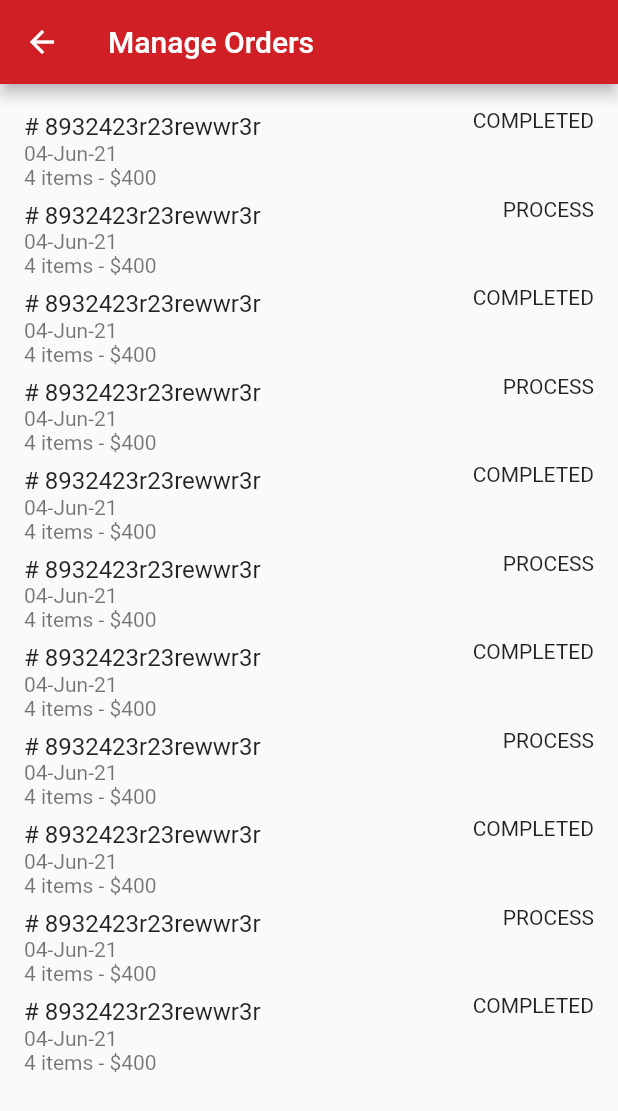
After one commit to KSLuisrh/flutter_ui_app, a Flutter app: the Orders screen opened directly, on a phone screen of 412 x 824 dp. The commit adds this screen. Shown: the top 1111 px of the screen. Run offline on Flutter 3.47's test engine with Material 2 defaults, Android fonts, the phone set to English and light mode, and no system bars; our stand-ins replace carousel_slider, get.

Commit message:
orders done

```diff
--- /dev/null
+++ b/lib/screens/orders.dart
@@ -0,0 +1,19 @@
+import 'package:flutter/material.dart';
+import 'package:ui_app/widgets/orders_list.dart';
+
+class Orders extends StatelessWidget {
+  const Orders({Key? key}) : super(key: key);
+
+  @override
+  Widget build(BuildContext context) {
+    return Scaffold(
+        appBar: AppBar(
+          title: Text(
+            'Manage Orders',
+            style: TextStyle(color: Colors.white),
+          ),
+          backgroundColor: Color(0xffD02025),
+        ),
+        body: OrdersList());
+  }
+}
--- a/lib/widgets/account_listview.dart
+++ b/lib/widgets/account_listview.dart
@@ -1,5 +1,6 @@
 import 'package:flutter/material.dart';
 import 'package:get/get.dart';
+import 'package:ui_app/screens/orders.dart';
 import 'package:ui_app/screens/profile.dart';
 
 class AccountListView extends StatelessWidget {
@@ -77,9 +78,14 @@ class AccountListView extends StatelessWidget {
               )
             ],
           ),
-          trailing: Icon(
-            Icons.arrow_forward,
-            color: Color(0xff021634),
+          trailing: GestureDetector(
+            child: Icon(
+              Icons.arrow_forward,
+              color: Color(0xff021634),
+            ),
+            onTap: () {
+              Get.to(Orders());
+            },
           ),
         ),
         ListTile(
--- /dev/null
+++ b/lib/widgets/orders_list.dart
@@ -0,0 +1,143 @@
+import 'package:flutter/material.dart';
+
+class OrdersList extends StatelessWidget {
+  const OrdersList({Key? key}) : super(key: key);
+
+  @override
+  Widget build(BuildContext context) {
+    return ListView(
+      children: [
+        SizedBox(
+          height: 15,
+        ),
+        ListTile(
+          title: Text('# 8932423r23rewwr3r'),
+          subtitle: Column(
+            crossAxisAlignment: CrossAxisAlignment.start,
+            children: [
+              Text('04-Jun-21'),
+              Text('4 items - \$400'),
+            ],
+          ),
+          trailing:
+              Container(height: double.infinity, child: Text('COMPLETED')),
+        ),
+        ListTile(
+          title: Text('# 8932423r23rewwr3r'),
+          subtitle: Column(
+            crossAxisAlignment: CrossAxisAlignment.start,
+            children: [
+              Text('04-Jun-21'),
+              Text('4 items - \$400'),
+            ],
+          ),
+          trailing: Container(height: double.infinity, child: Text('PROCESS')),
+        ),
+        ListTile(
+          title: Text('# 8932423r23rewwr3r'),
+          subtitle: Column(
+            crossAxisAlignment: CrossAxisAlignment.start,
+            children: [
+              Text('04-Jun-21'),
+              Text('4 items - \$400'),
+            ],
+          ),
+          trailing:
+              Container(height: double.infinity, child: Text('COMPLETED')),
+        ),
+        ListTile(
+          title: Text('# 8932423r23rewwr3r'),
+          subtitle: Column(
+            crossAxisAlignment: CrossAxisAlignment.start,
+            children: [
+              Text('04-Jun-21'),
+              Text('4 items - \$400'),
+            ],
+          ),
+          trailing: Container(height: double.infinity, child: Text('PROCESS')),
+        ),
+        ListTile(
+          title: Text('# 8932423r23rewwr3r'),
+          subtitle: Column(
+            crossAxisAlignment: CrossAxisAlignment.start,
+            children: [
+              Text('04-Jun-21'),
+              Text('4 items - \$400'),
+            ],
+          ),
+          trailing:
+              Container(height: double.infinity, child: Text('COMPLETED')),
+        ),
+        ListTile(
+          title: Text('# 8932423r23rewwr3r'),
+          subtitle: Column(
+            crossAxisAlignment: CrossAxisAlignment.start,
+            children: [
+              Text('04-Jun-21'),
+              Text('4 items - \$400'),
+            ],
+          ),
+          trailing: Container(height: double.infinity, child: Text('PROCESS')),
+        ),
+        ListTile(
+          title: Text('# 8932423r23rewwr3r'),
+          subtitle: Column(
+            crossAxisAlignment: CrossAxisAlignment.start,
+            children: [
+              Text('04-Jun-21'),
+              Text('4 items - \$400'),
+            ],
+          ),
+          trailing:
+              Container(height: double.infinity, child: Text('COMPLETED')),
+        ),
+        ListTile(
+          title: Text('# 8932423r23rewwr3r'),
+          subtitle: Column(
+            crossAxisAlignment: CrossAxisAlignment.start,
+            children: [
+              Text('04-Jun-21'),
+              Text('4 items - \$400'),
+            ],
+          ),
+          trailing: Container(height: double.infinity, child: Text('PROCESS')),
+        ),
+        ListTile(
+          title: Text('# 8932423r23rewwr3r'),
+          subtitle: Column(
+            crossAxisAlignment: CrossAxisAlignment.start,
+            children: [
+              Text('04-Jun-21'),
+              Text('4 items - \$400'),
+            ],
+          ),
+          trailing:
+              Container(height: double.infinity, child: Text('COMPLETED')),
+        ),
+        ListTile(
+          title: Text('# 8932423r23rewwr3r'),
+          subtitle: Column(
+            crossAxisAlignment: CrossAxisAlignment.start,
+            children: [
+              Text('04-Jun-21'),
+              Text('4 items - \$400'),
+            ],
+          ),
+          trailing: Container(height: double.infinity, child: Text('PROCESS')),
+        ),
+        ListTile(
+          title: Text('# 8932423r23rewwr3r'),
+          subtitle: Column(
+            crossAxisAlignment: CrossAxisAlignment.start,
+            children: [
+              Text('04-Jun-21'),
+              Text('4 items - \$400'),
+            ],
+          ),
+          trailing:
+              Container(height: double.infinity, child: Text('COMPLETED')),
+        ),
+      ],
+    );
+  }
+}
```
